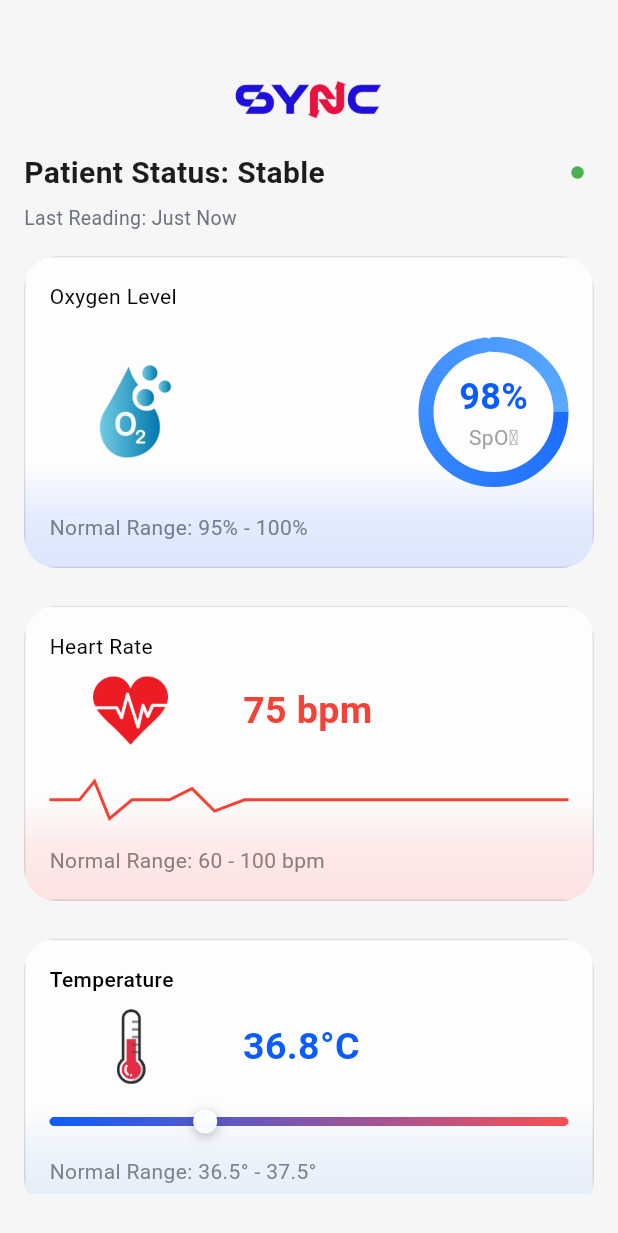
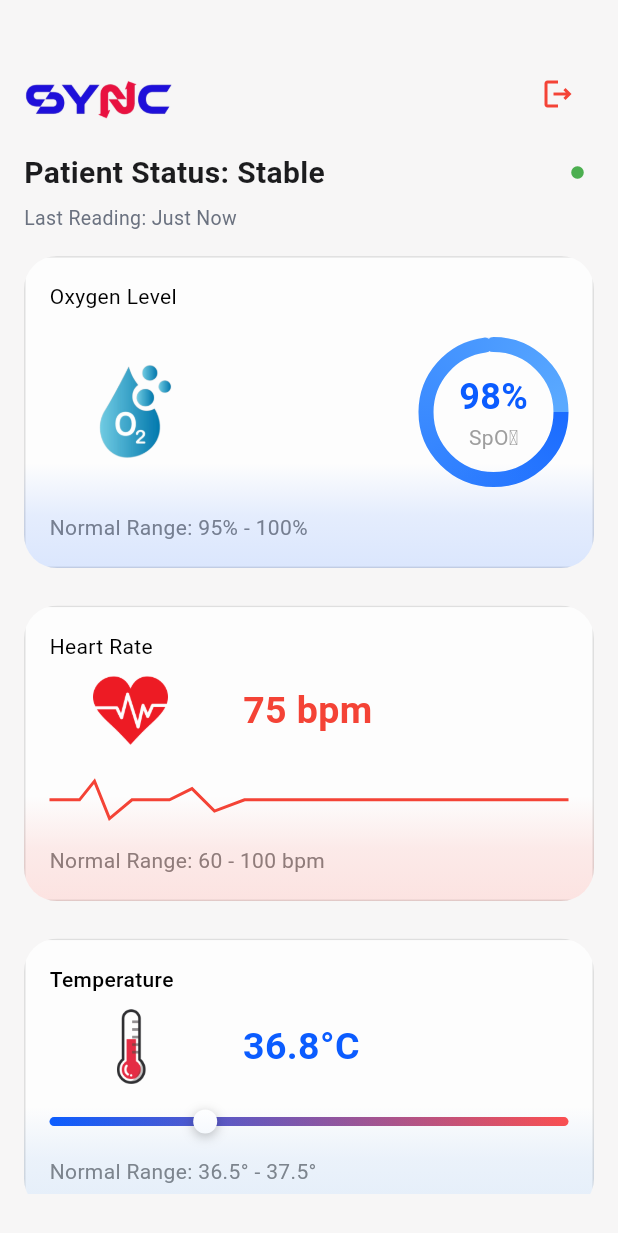
Before and after one commit to Abd0-M0stafa/medical, a Flutter app: the HomeScreen screen opened directly, on a phone screen of 412 x 824 dp. Shown: the top 1233 px of the screen. Run offline on Flutter 3.47's test engine with Material 3 defaults, Android fonts, the phone set to English and light mode, and no system bars; our stand-ins replace dartz, firebase_auth, firebase_core, hive, hive_flutter; accounts and stored records are empty; project files that could hold a hidden picture were left out.

Commit message:
logout dailog

```diff
--- a/lib/features/home/presentation/view/home_view.dart
+++ b/lib/features/home/presentation/view/home_view.dart
@@ -1,8 +1,7 @@
 import 'package:flutter/material.dart';
-import 'package:medical/features/alerts/presentation/view/widgets/alerts_badge_icon.dart';
+import 'package:medical/features/home/presentation/view/widgets/logout_dialog.dart';
 import 'package:medical/features/home/presentation/view/widgets/patient_status_header.dart';
 import 'package:medical/features/home/presentation/view/widgets/vitals_section.dart';
-import '../../../../core/theme/app_colors.dart';
 
 class HomeScreen extends StatelessWidget {
   const HomeScreen({super.key});
@@ -16,7 +15,22 @@
         child: Column(
           children: [
             SizedBox(height: MediaQuery.of(context).size.height * 0.02),
-            SizedBox(height: 60, child: Image.asset('assets/images/logo.png')),
+            Row(
+              children: [
+                SizedBox(
+                  height: 60,
+                  child: Image.asset('assets/images/logo.png'),
+                ),
+
+                Spacer(),
+                IconButton(
+                  color: Colors.red,
+
+                  onPressed: () => showLogoutDialog(context),
+                  icon: Icon(Icons.logout_outlined),
+                ),
+              ],
+            ),
             SizedBox(height: MediaQuery.of(context).size.height * 0.01),
             PatientStatusHeader(),
             SizedBox(height: 16),
@@ -28,3 +42,11 @@
     );
   }
 }
+
+void showLogoutDialog(BuildContext context) {
+  showDialog(
+    context: context,
+    barrierDismissible: false,
+    builder: (context) => const LogoutDialog(),
+  );
+}
--- a/lib/main.dart
+++ b/lib/main.dart
@@ -4,6 +4,7 @@
 import 'package:medical/features/auth/data/models/user_model.dart';
 import 'package:medical/features/auth/presentation/view/login_screen.dart';
 import 'package:firebase_core/firebase_core.dart';
+import 'package:medical/features/home/presentation/view/home_view.dart';
 import 'package:medical/features/splash/presentation/view/splah__screen..dart';
 import 'firebase_options.dart';
 
@@ -22,6 +23,6 @@
 
   @override
   Widget build(BuildContext context) {
-    return MaterialApp(debugShowCheckedModeBanner: false, home: SplashScreen());
+    return MaterialApp(debugShowCheckedModeBanner: false, home: HomeScreen());
   }
 }
```
Also changed, not shown: lib/features/home/presentation/view/widgets/logout_dialog.dart (added, +95 -0 lines).
